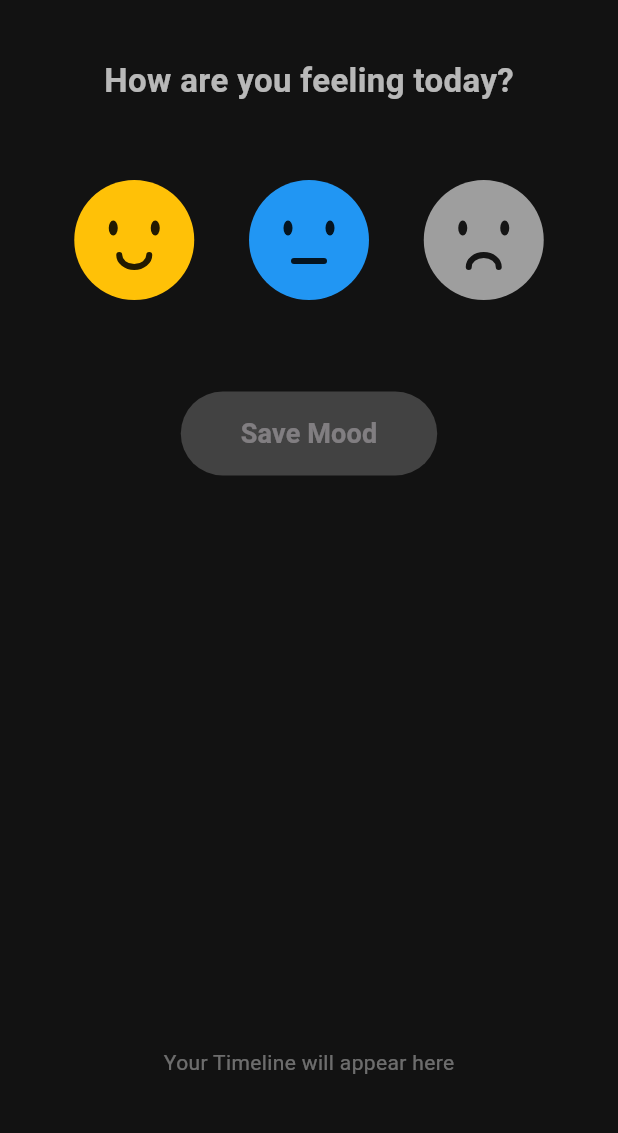
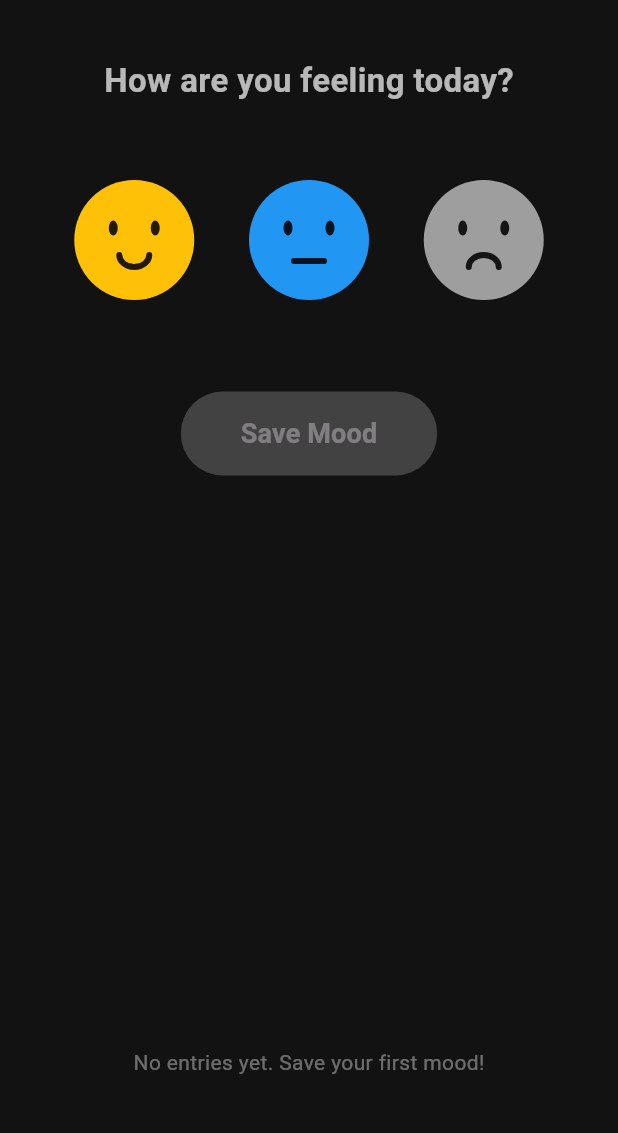
Before and after one commit to maliksubhan3018/mood-tracker, a Flutter app: the screen it shows after launch, on a phone screen of 412 x 824 dp, the part 63-1196 px from its top. Run offline on Flutter 3.47's test engine with Material 3 defaults, Android fonts, the phone set to English and light mode, and no system bars.

Commit message:
feat: implement home screen and timeline widgets with intl dependency for date formatting

```diff
--- a/lib/screens/home_screen.dart
+++ b/lib/screens/home_screen.dart
@@ -1,6 +1,7 @@
 import 'package:flutter/material.dart';
 import 'package:moodtracker/models/mood_entry.dart';
 import 'package:moodtracker/painters/mood_face_painter.dart';
+import 'package:moodtracker/widgets/timeline_item.dart';
 
 class HomeScreen extends StatefulWidget {
   const HomeScreen({super.key});
@@ -104,11 +105,42 @@ class _HomeScreenState extends State<HomeScreen> {
                 style: TextStyle(fontSize: 18, fontWeight: FontWeight.bold),
               ),
             ),
-            const Spacer(),
-            const Text(
-              'Your Timeline will appear here',
-              style: TextStyle(color: Colors.white38),
-            ),
+            const SizedBox(height: 50),
+            if (_moodEntries.isNotEmpty) ...[
+              const Align(
+                alignment: Alignment.centerLeft,
+                child: Text(
+                  'Your Timeline',
+                  style: TextStyle(
+                    fontSize: 18,
+                    fontWeight: FontWeight.bold,
+                    color: Colors.white,
+                  ),
+                ),
+              ),
+              const SizedBox(height: 20),
+              SizedBox(
+                height: 150,
+                child: ListView.builder(
+                  scrollDirection: Axis.horizontal,
+                  itemCount: _moodEntries.length,
+                  itemBuilder: (context, index) {
+                    return TimelineItem(
+                      entry: _moodEntries[index],
+                      onTap: () {
+                        // Animation will be implemented in Step 5
+                      },
+                    );
+                  },
+                ),
+              ),
+            ] else ...[
+              const Spacer(),
+              const Text(
+                'No entries yet. Save your first mood!',
+                style: TextStyle(color: Colors.white38),
+              ),
+            ],
             const SizedBox(height: 40),
           ],
         ),
--- a/pubspec.yaml
+++ b/pubspec.yaml
@@ -34,6 +34,7 @@ dependencies:
   # The following adds the Cupertino Icons font to your application.
   # Use with the CupertinoIcons class for iOS style icons.
   cupertino_icons: ^1.0.8
+  intl: ^0.20.2
 
 dev_dependencies:
   flutter_test:
```
Also changed, not shown: lib/widgets/timeline_item.dart (added, +57 -0 lines), pubspec.lock.
